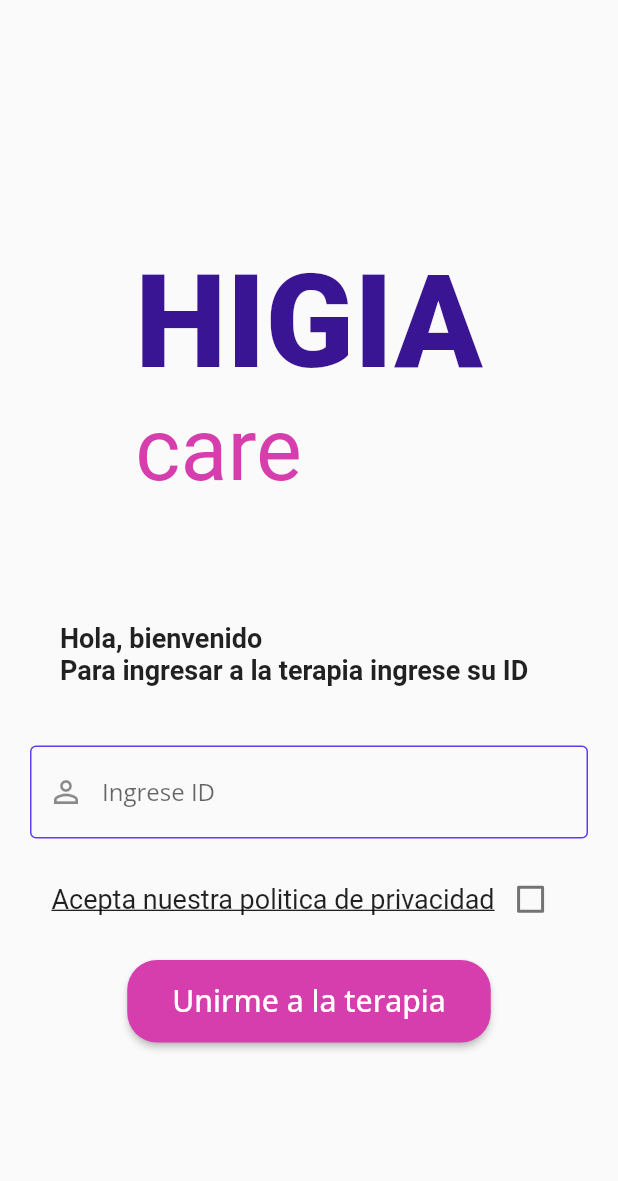
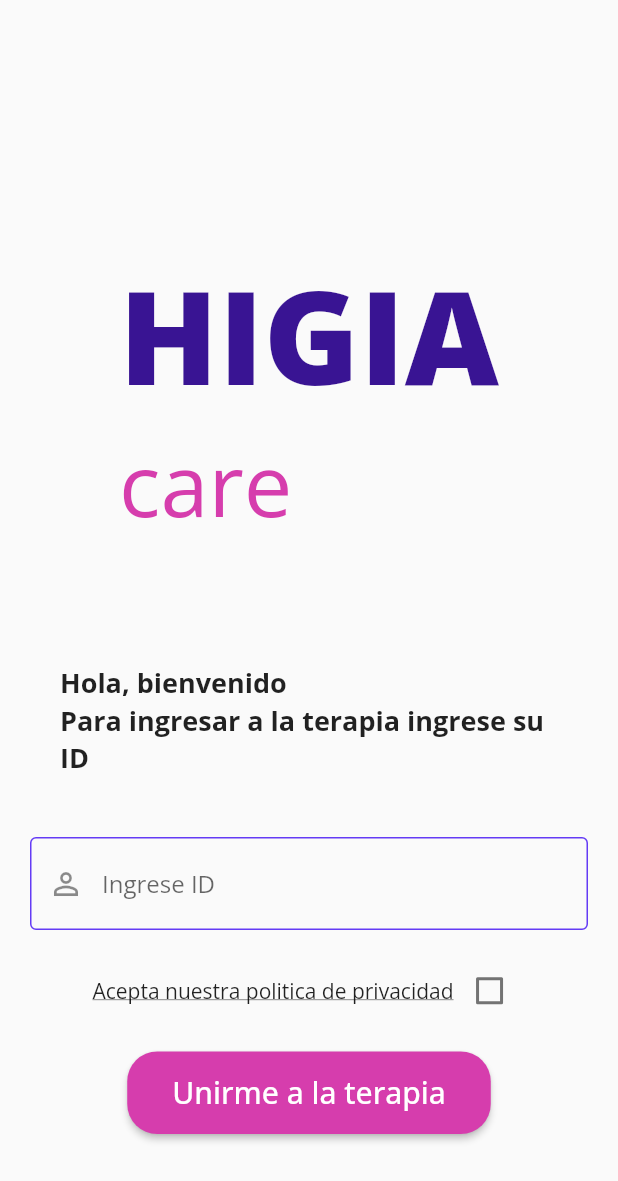
Before and after one commit to Higia-Care/higia_videocall, a Flutter app: the screen it shows after launch, on a phone screen of 412 x 824 dp. Shown: the top 1181 px of the screen. Run offline on Flutter 3.47's test engine with Material 2 defaults, Android fonts, the light colour scheme and no system bars; our stand-ins replace animate_do, google_fonts, permission_handler; missing offline and left inert: agora_rtc_engine.

Commit message:
updating 2.17

```diff
--- a/lib/src/constants/constants_ui.dart
+++ b/lib/src/constants/constants_ui.dart
@@ -35,7 +35,7 @@ var themeData = ThemeData(
   iconTheme: IconThemeData(color: kprimaryColorTheme),
   accentColor: ksecundaryHeaderColorTheme,
   textTheme: GoogleFonts.openSansTextTheme().copyWith(
-    body1: TextStyle(fontSize: 18),
+    bodyText1: TextStyle(fontSize: 18),
   ),
   cardTheme: CardTheme(
     elevation: 10,
```
